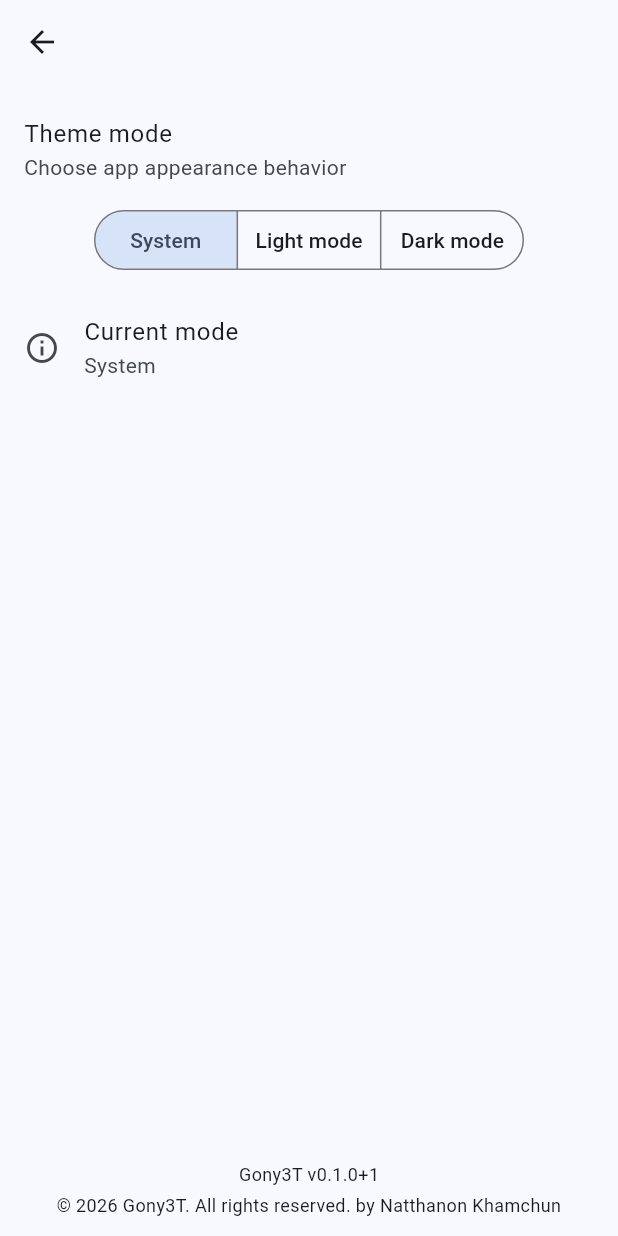
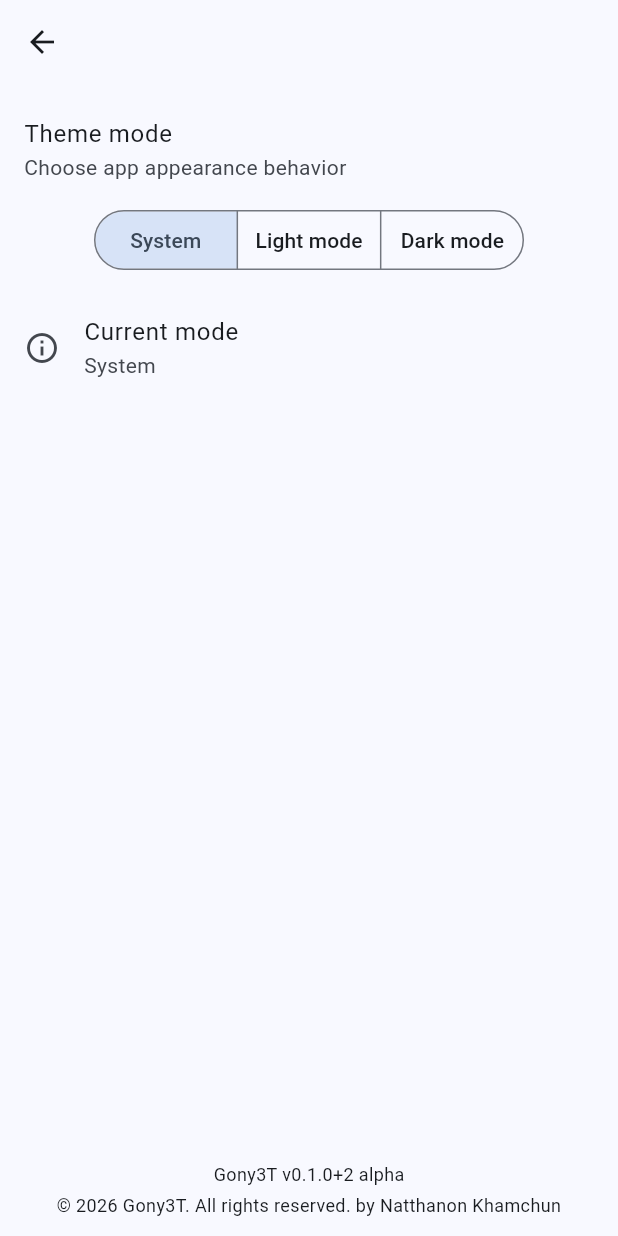
Before and after one commit to YongKhamchun/Realm-Gony3T, a Flutter app: the SettingPage screen opened directly, on a phone screen of 412 x 824 dp. Run offline on Flutter 3.47's test engine with Material 3 defaults, Android fonts, the phone set to English and light mode, and no system bars; our stand-ins replace file_picker, flutter_riverpod, realm; missing offline and left inert: window_manager.

Commit message:
chore: update version control

```diff
--- a/lib/src/view/setting/setting.dart
+++ b/lib/src/view/setting/setting.dart
@@ -74,7 +74,7 @@ class SettingPage extends ConsumerWidget {
           child: Column(
             mainAxisSize: MainAxisSize.min,
             children: [
-              Text('Gony3T v0.1.0+1', style: TextStyle(fontSize: 12)),
+              Text('Gony3T v0.1.0+2 alpha', style: TextStyle(fontSize: 12)),
               SizedBox(height: 4),
               Text(
                 '© 2026 Gony3T. All rights reserved. by Natthanon Khamchun',
--- a/pubspec.yaml
+++ b/pubspec.yaml
@@ -16,7 +16,7 @@ publish_to: 'none' # Remove this line if you wish to publish to pub.dev
 # https://developer.apple.com/library/archive/documentation/General/Reference/InfoPlistKeyReference/Articles/CoreFoundationKeys.html
 # In Windows, build-name is used as the major, minor, and patch parts
 # of the product and file versions while build-number is used as the build suffix.
-version: 0.1.0+1
+version: 0.1.0+2
 
 environment:
   sdk: ^3.10.8
```
